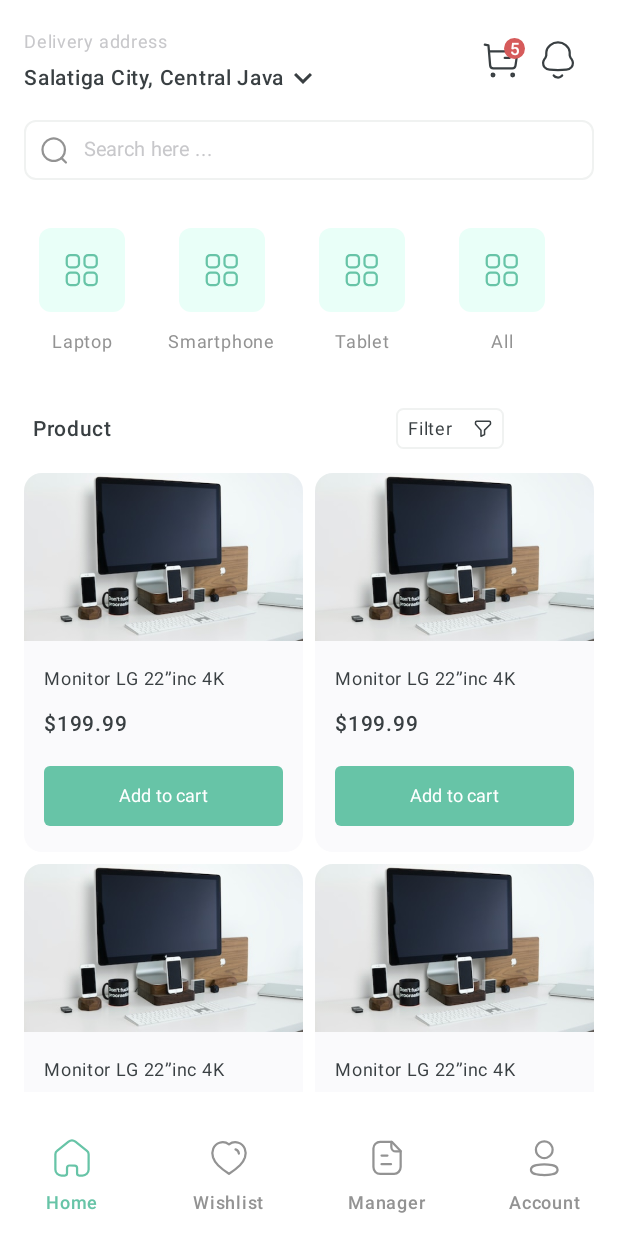
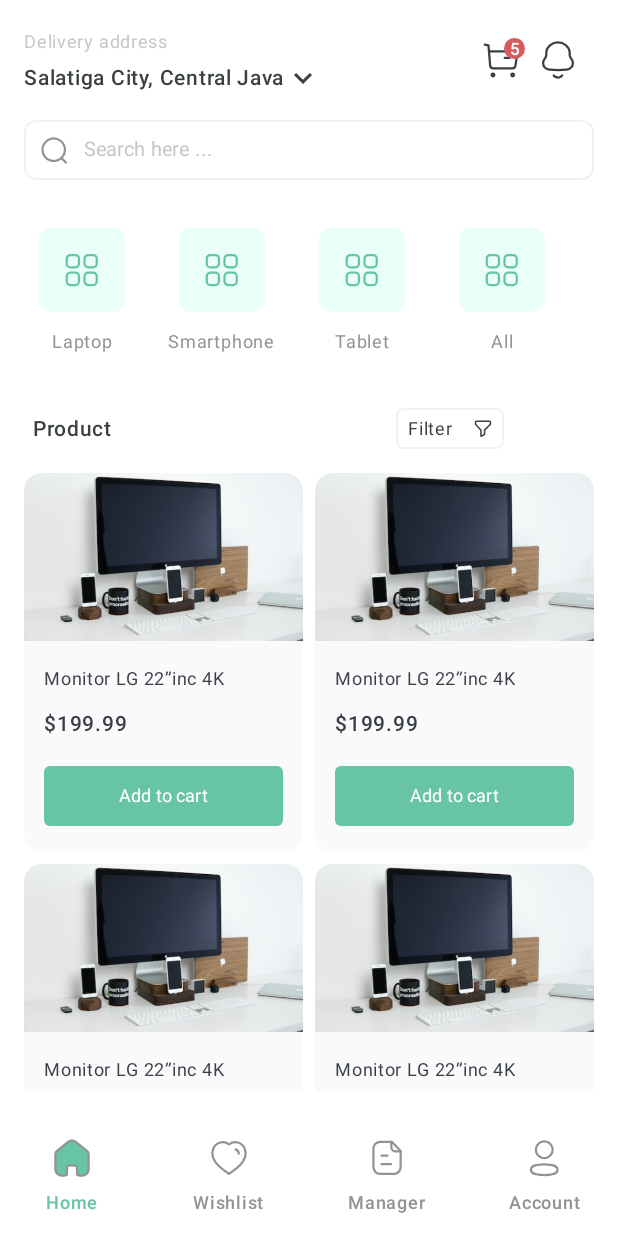
Before and after one commit to alemivas/OnlineStore, an Android app built with Jetpack Compose: the screen it shows after launch (MainActivity), on a phone screen of 412 x 824 dp. Run offline under Robolectric (Android 15) with nearby library versions, the phone set to English and light mode, and no system bars.

Commit message:
Привел в соответствие с макетом иконки в BottomNavigationBar

```diff
--- a/presentation/src/main/java/com/example/presentation/navigation/BottomNavigationBar.kt
+++ b/presentation/src/main/java/com/example/presentation/navigation/BottomNavigationBar.kt
@@ -1,6 +1,6 @@
 package com.example.presentation.navigation
 
-import androidx.compose.material3.Icon
+import androidx.compose.foundation.Image
 import androidx.compose.material3.NavigationBar
 import androidx.compose.material3.NavigationBarItem
 import androidx.compose.material3.NavigationBarItemDefaults
@@ -11,7 +11,8 @@
 import androidx.compose.runtime.remember
 import androidx.compose.runtime.setValue
 import androidx.compose.ui.graphics.Color
-import androidx.compose.ui.res.painterResource
+import androidx.compose.ui.graphics.vector.ImageVector
+import androidx.compose.ui.res.vectorResource
 import androidx.navigation.NavController
 
 @Composable
@@ -41,7 +42,19 @@
     ) {
         items.forEachIndexed { index, item ->
             NavigationBarItem(
-                icon = { Icon(painterResource(id = item.icon),contentDescription = item.title) },
+                icon = {
+                    if (selectedItem == index) {
+                        Image(
+                            imageVector = ImageVector.vectorResource(item.iconFill),
+                            contentDescription = null
+                        )
+                    } else {
+                        Image(
+                            imageVector = ImageVector.vectorResource(item.icon),
+                            contentDescription = null
+                        )
+                    }
+                },
                 selected = selectedItem == index,
                 colors = NavigationBarItemDefaults.colors(
                     selectedIconColor = Color(0xFF67C4A7),
--- a/presentation/src/main/java/com/example/presentation/navigation/NavigationItem.kt
+++ b/presentation/src/main/java/com/example/presentation/navigation/NavigationItem.kt
@@ -2,11 +2,11 @@
 
 import com.example.presentation.R
 
-sealed class NavigationItem(val title: String, val route: String, var icon: Int) {
-    data object Home : NavigationItem("Home", "homeScreen", R.drawable.home)
-    data object Wishlist : NavigationItem("Wishlist", "wishlistScreen", R.drawable.heart)
-    data object Manager : NavigationItem("Manager", "managerScreen", R.drawable.paper)
-    data object Account : NavigationItem("Account", "accountScreen", R.drawable.profile)
+sealed class NavigationItem(val title: String, val route: String, val icon: Int, val iconFill: Int) {
+    data object Home : NavigationItem("Home", "homeScreen", R.drawable.home, R.drawable.home_fill)
+    data object Wishlist : NavigationItem("Wishlist", "wishlistScreen", R.drawable.heart, R.drawable.heart_fill)
+    data object Manager : NavigationItem("Manager", "managerScreen", R.drawable.paper, R.drawable.paper_fill)
+    data object Account : NavigationItem("Account", "accountScreen", R.drawable.profile, R.drawable.profile_fill)
 }
 
 sealed class NavigationObject(val route: String) {
```
